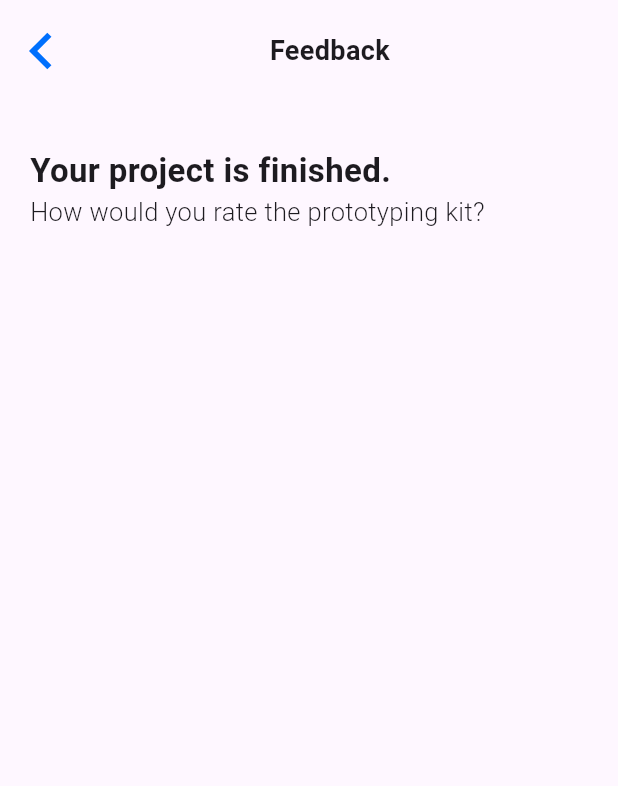
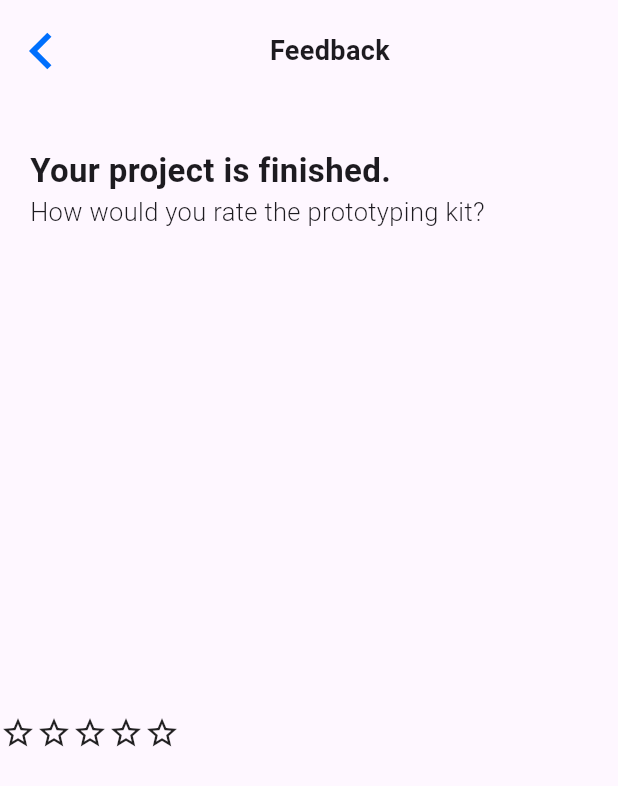
Before and after one commit to sandiphaldar01/multipurpose, a Flutter app: the FeedbackPage screen opened directly, on a phone screen of 412 x 824 dp. Shown: the top 786 px of the screen. Run offline on Flutter 3.47's test engine with Material 3 defaults, Android fonts, the phone set to English and light mode, and no system bars; our stand-ins replace carousel_slider, flutter_svg.

Commit message:
Add stars and tap to change star theam

```diff
--- a/lib/feedback_page.dart
+++ b/lib/feedback_page.dart
@@ -1,4 +1,5 @@
 import 'package:flutter/material.dart';
+import 'package:multipurpose/stars.dart';
 
 class FeedbackPage extends StatefulWidget {
   const new({super.key});
@@ -8,6 +9,10 @@ class FeedbackPage extends StatefulWidget {
 }
 
 class _FeedbackPageState extends State<FeedbackPage> {
+
+  final List<int> _selectedStar = [];
+  //final Widget stars = Stars(selected: true,);
+
   @override
   Widget build(BuildContext context) {
     return Scaffold(
@@ -59,7 +64,25 @@ class _FeedbackPageState extends State<FeedbackPage> {
                 ),
               ),
             ),
-
+            Flexible(
+              child: ListView.builder(
+                itemBuilder: (context, i) => InkWell(
+                  onTap: () {
+                    setState(() {
+                      if (_selectedStar.contains(i)) {
+                        _selectedStar.remove(i);
+                      }
+                      else {
+                        _selectedStar.add(i);
+                      }
+                    });
+                  },
+                  child: Stars(selected: _selectedStar.contains(i))
+                ),
+                itemCount: 5,
+                scrollDirection: Axis.horizontal,
+              ),
+            )
           ],
         ),
       ),
--- a/lib/stars.dart
+++ b/lib/stars.dart
@@ -1,12 +1,15 @@
 import 'package:flutter/material.dart';
 
 class Stars extends StatelessWidget {
-  const new({super.key});
+
+  final bool selected;
+  const new({super.key, required this.selected});
 
   @override
   Widget build(BuildContext context) {
     return Icon(
-      Icons.star_border
+      selected ? Icons.star : Icons.star_border,
+      color: selected ? Color(0xff006FFD) : null,
     );
   }
 }
```
